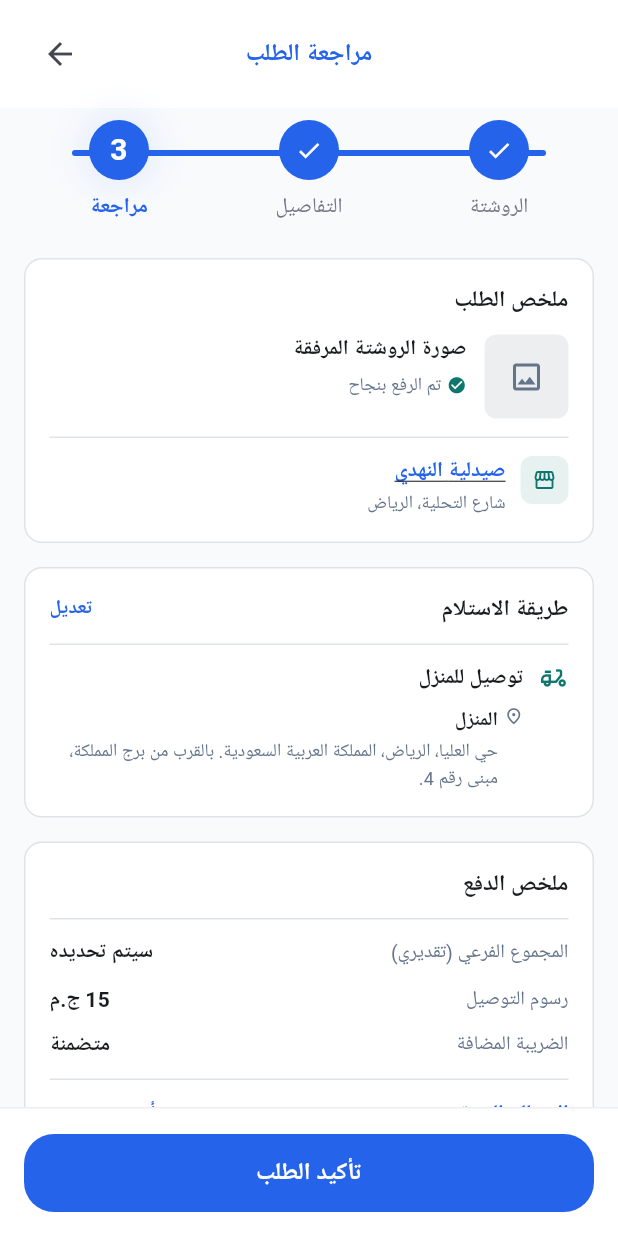
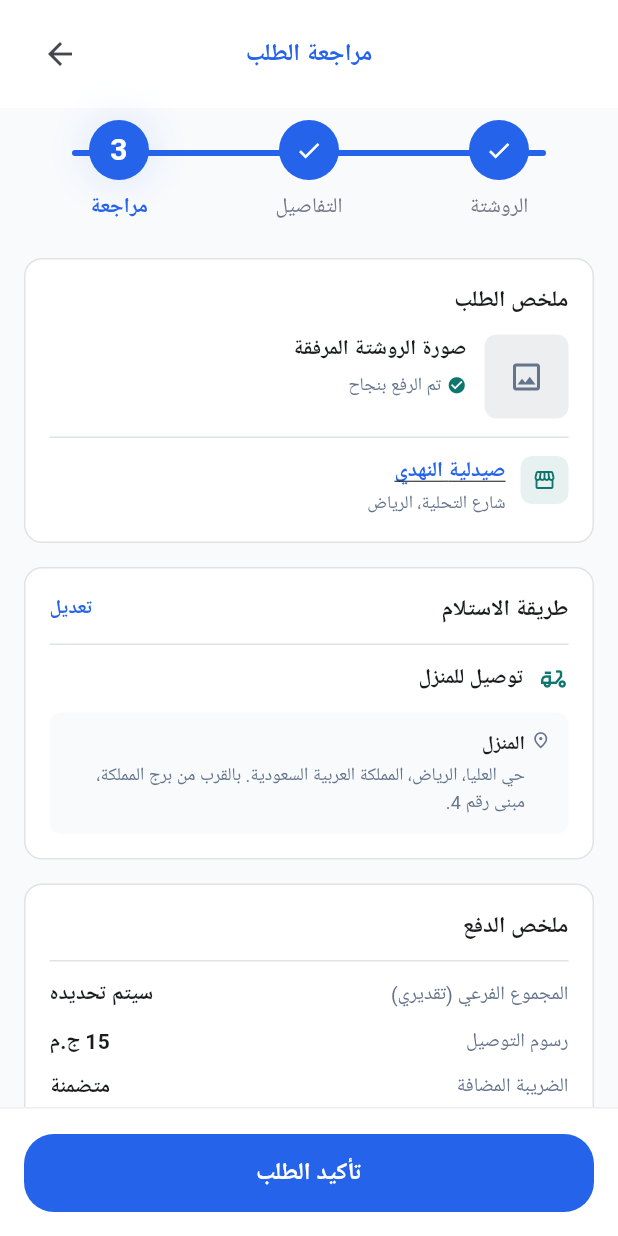
Before and after one commit to Yussef-Makhlouf/med-super, a Flutter app: the PharmacyOrderReviewScreen screen opened by its route, on a phone screen of 412 x 824 dp. Run offline on Flutter 3.47's test engine with Material 3 defaults, Android fonts, the phone set to English and light mode, and no system bars; our stand-ins replace connectivity_plus, dio, easy_localization, file_picker, firebase_core, firebase_crashlytics and 13 more; accounts and stored records are empty; generated files the repository leaves out were written again; Roboto replaces fonts that are missing (Ibm Plex Sans Arabic).

Commit message:
Fix delivery address block layout in the review screen
Moves the home address out from under the delivery-method icon and
into its own full-width boxed row below the title, matching the
mockup exactly instead of being indented alongside the icon.

```diff
--- a/lib/features/pharmacy_booking/presentation/screens/pharmacy_order_review_screen.dart
+++ b/lib/features/pharmacy_booking/presentation/screens/pharmacy_order_review_screen.dart
@@ -356,7 +356,6 @@ class _DeliveryMethodSection extends StatelessWidget {
           const Divider(height: 1, color: AppColors.borderLight),
           const SizedBox(height: 12),
           Row(
-            crossAxisAlignment: CrossAxisAlignment.start,
             children: [
               Icon(
                 isHome
@@ -367,10 +366,7 @@ class _DeliveryMethodSection extends StatelessWidget {
               ),
               const SizedBox(width: 10),
               Expanded(
-                child: Column(
-                  crossAxisAlignment: CrossAxisAlignment.start,
-                  children: [
-                    Text(
+                child: Text(
                   method.titleKey.tr(),
                   style: const TextStyle(
                     fontSize: 14,
@@ -378,9 +374,21 @@ class _DeliveryMethodSection extends StatelessWidget {
                     color: AppColors.ink900,
                   ),
                 ),
+              ),
+            ],
+          ),
           if (isHome) ...[
-                      const SizedBox(height: 8),
-                      Row(
+            const SizedBox(height: 12),
+            // Full-width address box — a separate card-within-a-card below
+            // the title row, not indented under it, matching the mockup.
+            Container(
+              width: double.infinity,
+              padding: const EdgeInsets.all(12),
+              decoration: BoxDecoration(
+                color: AppColors.surfaceApp,
+                borderRadius: BorderRadius.circular(AppRadii.sm),
+              ),
+              child: Row(
                 crossAxisAlignment: CrossAxisAlignment.start,
                 children: [
                   const Icon(
@@ -414,12 +422,8 @@ class _DeliveryMethodSection extends StatelessWidget {
                   ),
                 ],
               ),
-                    ],
-                  ],
-                ),
             ),
           ],
-          ),
         ],
       ),
     );
```
Lines whose indentation alone changed are shown as unchanged.
